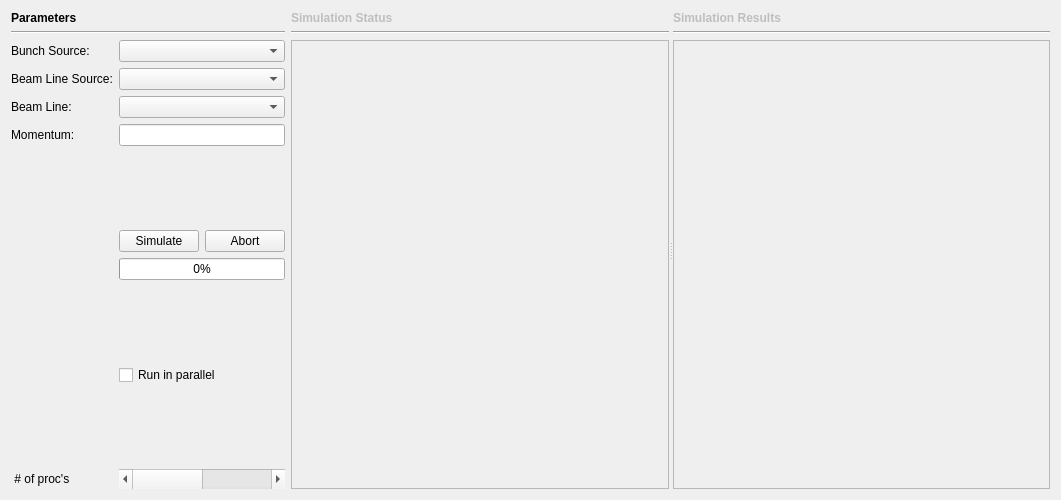
aerosadegh/radtrack, file radtrack/ui/rbele.ui: the form before one commit.
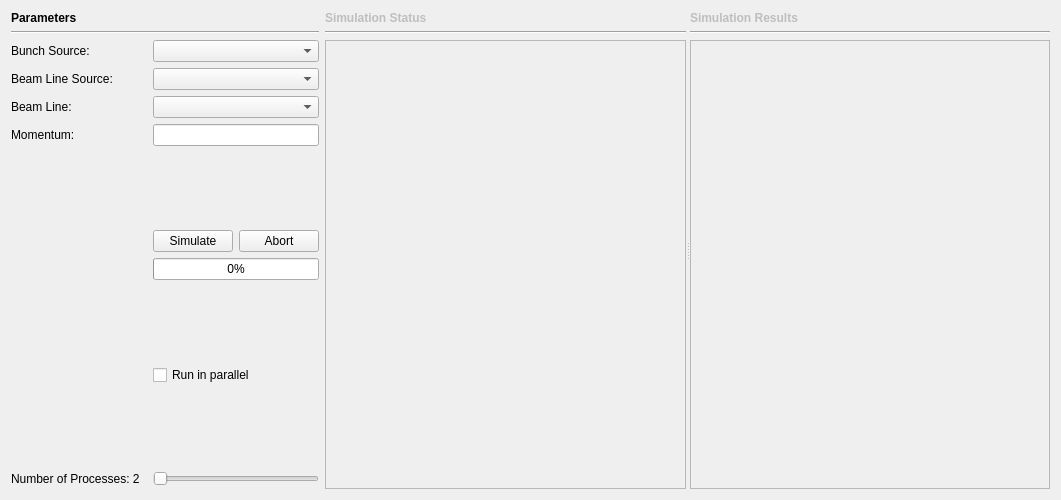
The form after the commit.

Commit message:
Elegant processes slider changes
Moving slider now changes indicator for the number of processes. This number can be retrieved from self.ui.numProcSlider.value() in RbEle

Patch:
```diff
--- a/radtrack/ui/rbele.ui
+++ b/radtrack/ui/rbele.ui
@@ -228,7 +228,7 @@
         </spacer>
        </item>
        <item row="10" column="1">
-        <widget class="QScrollBar" name="numProcSlider">
+        <widget class="QSlider" name="numProcSlider">
          <property name="sizePolicy">
           <sizepolicy hsizetype="Expanding" vsizetype="Fixed">
            <horstretch>0</horstretch>
@@ -256,12 +256,18 @@
          <property name="orientation">
           <enum>Qt::Horizontal</enum>
          </property>
+         <property name="tickInterval">
+          <number>1</number>
+         </property>
+         <property name="TickPosition">
+          <enum>QSlider::TicksBelow</enum>
+         </property>
         </widget>
        </item>
        <item row="10" column="0">
         <widget class="QLabel" name="numProcLabel">
          <property name="text">
-          <string> # of proc's</string>
+          <string>Number of Processes: 2  </string>
          </property>
         </widget>
        </item>
```
The commit also changes 2 other files.
